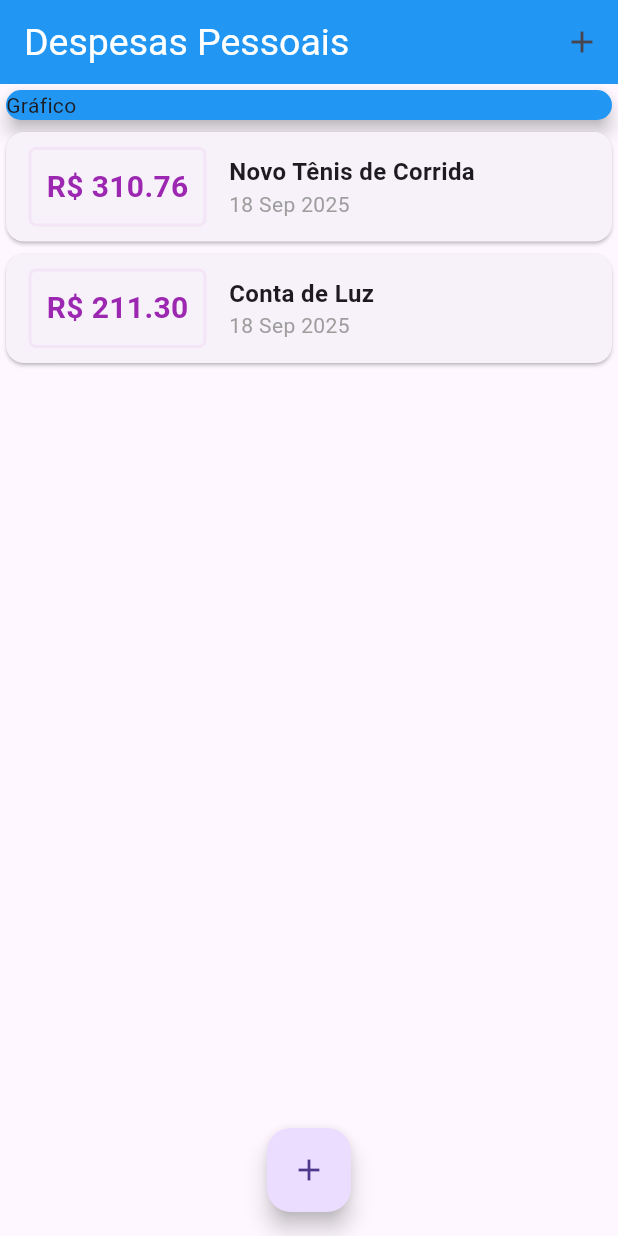
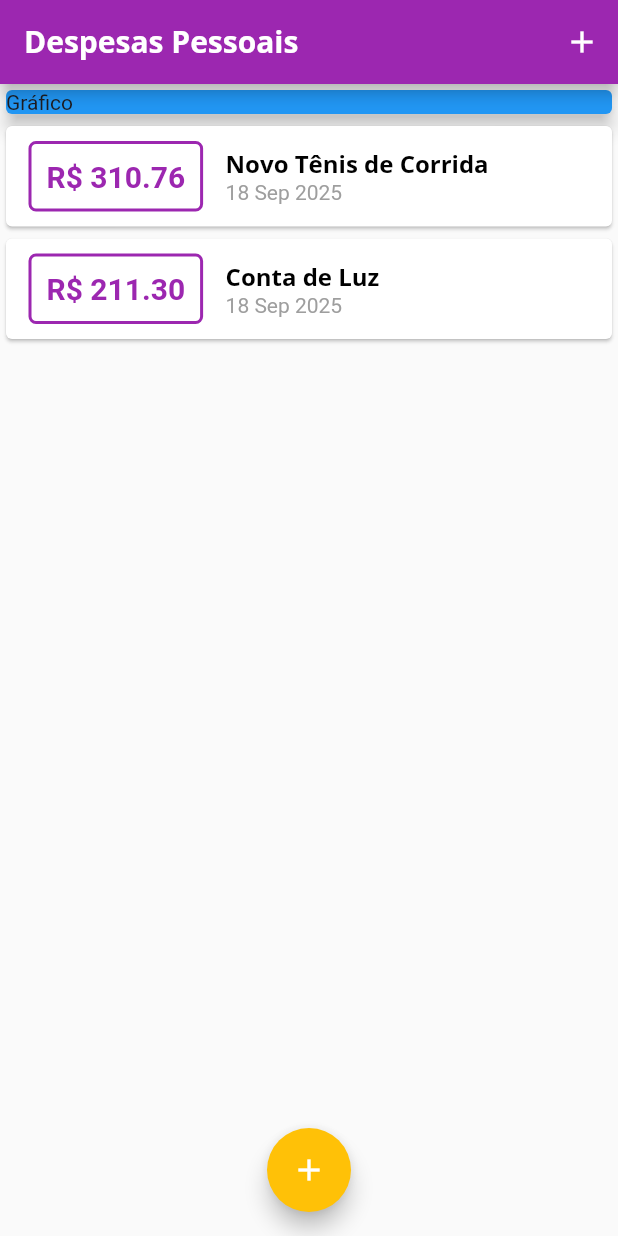
Before and after one commit to rafaelsevla/expenses, a Flutter app: the screen it shows after launch, on a phone screen of 412 x 824 dp. Run offline on Flutter 3.47's test engine with Material 3 defaults, Android fonts, the phone set to English and light mode, and no system bars.

Commit message:
add theme

```diff
--- a/lib/components/transaction_list.dart
+++ b/lib/components/transaction_list.dart
@@ -21,7 +21,10 @@ class TransactionList extends StatelessWidget {
                 Container(
                   margin: EdgeInsets.symmetric(horizontal: 15, vertical: 10),
                   decoration: BoxDecoration(
-                    border: Border.all(color: Colors.purple[50]!, width: 2),
+                    border: Border.all(
+                      color: Theme.of(context).colorScheme.primary,
+                      width: 2,
+                    ),
                     borderRadius: BorderRadius.circular(5),
                   ),
                   padding: EdgeInsets.all(10),
@@ -30,7 +33,7 @@ class TransactionList extends StatelessWidget {
                     style: TextStyle(
                       fontWeight: FontWeight.bold,
                       fontSize: 20,
-                      color: Colors.purple,
+                        color: Theme.of(context).colorScheme.primary,
                     ),
                   ),
                 ),
@@ -39,10 +42,12 @@ class TransactionList extends StatelessWidget {
                   children: [
                     Text(
                       tr.title,
-                      style: TextStyle(
-                        fontSize: 16,
-                        fontWeight: FontWeight.bold,
-                      ),
+                      style: Theme.of(context).textTheme.titleLarge
+                      // style: TextStyle(
+                      //   fontSize: 16,
+                      //   fontWeight: FontWeight.bold,
+
+                      // ),
                     ),
                     Text(
                       DateFormat('d MMM y').format(tr.date),
--- a/lib/main.dart
+++ b/lib/main.dart
@@ -1,18 +1,46 @@
+import 'package:expenses/components/transaction_form.dart';
+import 'package:flutter/material.dart';
 import 'dart:math';
-
-import 'package:expenses/components/transaction_form.dart';
-import 'package:expenses/components/transaction_list.dart';
-import 'package:expenses/models/transaction.dart';
-import 'package:flutter/material.dart';
+import 'components/transaction_list.dart';
+import 'models/transaction.dart';
 
 main() => runApp(ExpensesApp());
 
 class ExpensesApp extends StatelessWidget {
-  const ExpensesApp({super.key});
+  ExpensesApp({super.key});
+  final ThemeData tema = ThemeData();
 
   @override
   Widget build(BuildContext context) {
-    return MaterialApp(home: MyHomePage());
+    return MaterialApp(
+      home: const MyHomePage(),
+      theme: ThemeData(
+        useMaterial3: false,
+        fontFamily: 'Quicksand',
+        appBarTheme: AppBarTheme(
+          backgroundColor: Colors.purple,
+          foregroundColor: Colors.white,
+          titleTextStyle: TextStyle(
+            fontFamily: 'OpenSans',
+            fontSize: 20,
+            fontWeight: FontWeight.bold,
+          ),
+        ),
+        colorScheme: ColorScheme.fromSeed(
+          seedColor: Colors.amber,
+          primary: Colors.purple,
+          secondary: Colors.amber,
+        ),
+        textTheme: ThemeData.light().textTheme.copyWith(
+          titleLarge: TextStyle(
+            fontFamily: 'OpenSans',
+            fontSize: 16,
+            fontWeight: FontWeight.bold,
+            color: Colors.black,
+          ),
+        ),
+      ),
+    );
   }
 }
 
@@ -24,7 +52,7 @@ class MyHomePage extends StatefulWidget {
 }
 
 class _MyHomePageState extends State<MyHomePage> {
-  final _transactions = [
+  final List<Transaction> _transactions = [
     Transaction(
       id: 't1',
       title: 'Novo Tênis de Corrida',
@@ -48,7 +76,7 @@ class _MyHomePageState extends State<MyHomePage> {
     );
 
     setState(() {
-      _transactions.insert(0, newTransaction);
+      _transactions.add(newTransaction);
     });
 
     Navigator.of(context).pop();
@@ -67,16 +95,11 @@ class _MyHomePageState extends State<MyHomePage> {
   Widget build(BuildContext context) {
     return Scaffold(
       appBar: AppBar(
-        title: Text('Despesas Pessoais'),
-        backgroundColor: Colors.blue,
-        titleTextStyle: TextStyle(
-          color: Colors.white,
-          fontSize: 25,
-        ),
+        title: const Text('Despesas Pessoais'),
         actions: [
           IconButton(
+            icon: const Icon(Icons.add),
             onPressed: () => _openTransactionFormModal(context),
-            icon: Icon(Icons.add),
           ),
         ],
       ),
@@ -84,10 +107,10 @@ class _MyHomePageState extends State<MyHomePage> {
         child: Column(
           crossAxisAlignment: CrossAxisAlignment.stretch,
           children: [
-            SizedBox(
+            const SizedBox(
               child: Card(
+                color: Colors.blue,
                 elevation: 5,
-                color: Colors.blue,
                 child: Text('Gráfico'),
               ),
             ),
@@ -96,8 +119,8 @@ class _MyHomePageState extends State<MyHomePage> {
         ),
       ),
       floatingActionButton: FloatingActionButton(
+        child: const Icon(Icons.add),
         onPressed: () => _openTransactionFormModal(context),
-        child: Icon(Icons.add),
       ),
       floatingActionButtonLocation: FloatingActionButtonLocation.centerFloat,
     );
```
Also changed, not shown: pubspec.yaml (+12 -8 lines), assets/fonts/OpenSans-Bold.ttf (added), assets/fonts/OpenSans-Regular.ttf (added), assets/fonts/Quicksand-Bold.ttf (added), assets/fonts/Quicksand-Light.ttf (added), assets/fonts/Quicksand-Medium.ttf (added), assets/fonts/Quicksand-Regular.ttf (added).
